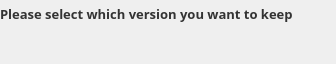
First picture: the form in src/MEGASync/stalled_issues/gui/stalled_issues_cases/win/LocalAndRemoteDifferentWidget.ui, repository meganz/MEGAsync, before the edit.
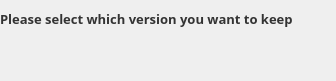
Second picture: the form after the edit. Custom widgets are drawn as their Qt base class.

```diff
--- a/src/MEGASync/stalled_issues/gui/stalled_issues_cases/win/LocalAndRemoteDifferentWidget.ui
+++ b/src/MEGASync/stalled_issues/gui/stalled_issues_cases/win/LocalAndRemoteDifferentWidget.ui
@@ -7,7 +7,7 @@
     <x>0</x>
     <y>0</y>
     <width>336</width>
-    <height>64</height>
+    <height>81</height>
    </rect>
   </property>
   <property name="windowTitle">
@@ -24,7 +24,7 @@
     <number>0</number>
    </property>
    <property name="topMargin">
-    <number>5</number>
+    <number>10</number>
    </property>
    <property name="rightMargin">
     <number>7</number>
@@ -58,6 +58,22 @@
      </property>
     </widget>
    </item>
+   <item>
+    <spacer name="verticalSpacer">
+     <property name="orientation">
+      <enum>Qt::Vertical</enum>
+     </property>
+     <property name="sizeType">
+      <enum>QSizePolicy::Fixed</enum>
+     </property>
+     <property name="sizeHint" stdset="0">
+      <size>
+       <width>0</width>
+       <height>5</height>
+      </size>
+     </property>
+    </spacer>
+   </item>
    <item alignment="Qt::AlignTop">
     <widget class="StalledIssueChooseWidget" name="chooseLocalCopy" native="true"/>
    </item>
```
